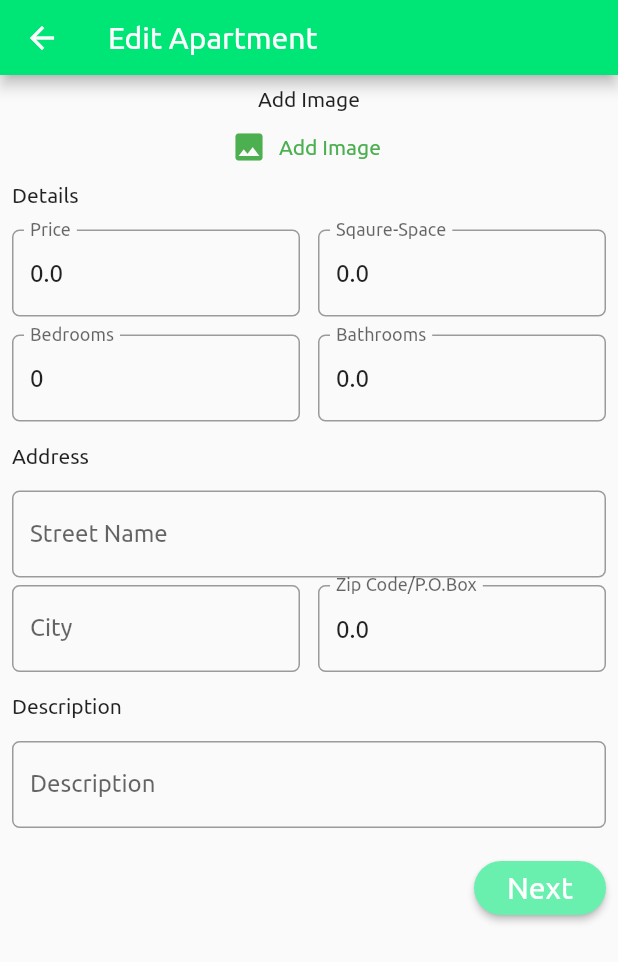
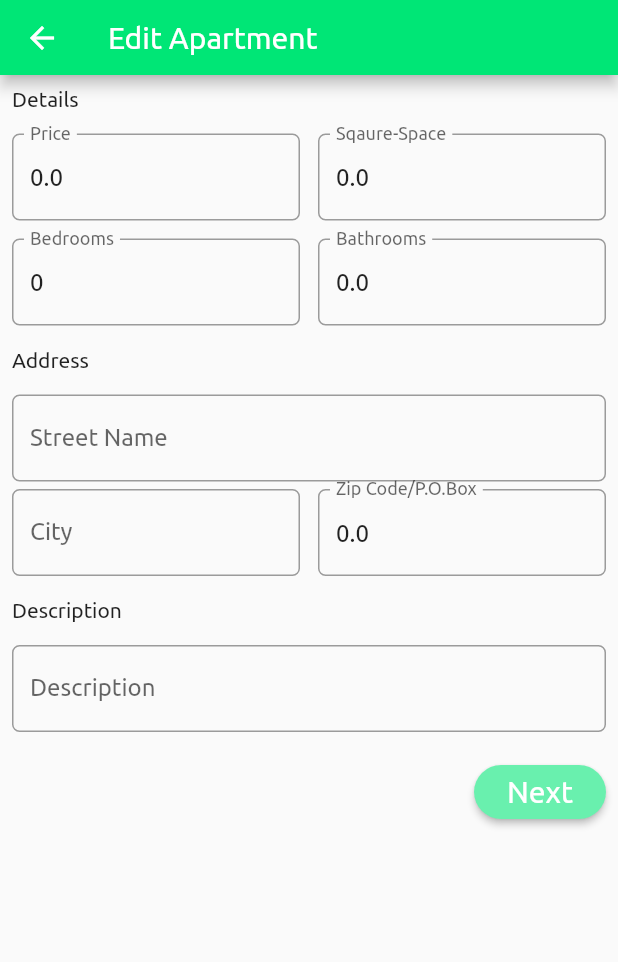
Before and after one commit to Anupdavda/uhuru, a Flutter app: the AddApartment screen opened directly, on a phone screen of 412 x 824 dp. Shown: the top 962 px of the screen. Run offline on Flutter 3.47's test engine with Material 2 defaults, Android fonts, the phone set to English and light mode, and no system bars; our stand-ins replace carousel_slider, cloud_firestore, firebase_auth, firebase_storage; missing offline and left inert: multi_image_picker; accounts and stored records are empty; network calls fail.

Commit message:
Commit on 11/17/2020- Adding Image List successfully

```diff
--- a/lib/model/personal_apartment.dart
+++ b/lib/model/personal_apartment.dart
@@ -8,7 +8,7 @@ class PersonalApartment with ChangeNotifier {
    String id;
    String description;
    double price;
-   String imageUrl;
+   List imageUrl = [];
    String streetName;
    int bedroom;
    double bathroom;
--- a/lib/screens/personal_detail_screen.dart
+++ b/lib/screens/personal_detail_screen.dart
@@ -194,7 +194,7 @@ class PersonalDetailScreen extends StatelessWidget {
             //       crossAxisSpacing: 20,
             //       mainAxisSpacing: 10,
             //     ),
-            //     // crossAxisCount: 2,
+            //     // crossAxisCount: 2,`
             //     // childAspectRatio: 5 / 1,
             //     // crossAxisSpacing: 80,
             //     // mainAxisSpacing: 10,
--- a/lib/widgets/personal_home/add_apartment.dart
+++ b/lib/widgets/personal_home/add_apartment.dart
@@ -3,10 +3,10 @@ import 'package:flutter/services.dart';
 import 'package:provider/provider.dart';
 import 'package:uhuru/model/personal_apartment.dart';
 import 'package:uhuru/providers/personal_apartment_list.dart';
-import 'package:image_picker/image_picker.dart';
+//import 'package:image_picker/image_picker.dart';
 import 'package:uhuru/screens/amenities_screen.dart';
 
-import 'dart:io';
+//import 'dart:io';
 
 class AddApartment extends StatefulWidget {
   final bool isUpdating;
@@ -20,9 +20,9 @@ class AddApartment extends StatefulWidget {
 }
 
 class _AddApartmentState extends State<AddApartment> {
- File _apartmentImage;
+ //File _apartmentImage;
   PersonalApartment _currentApartment;
-  String _imageUrl;
+ // String _imageUrl;
 
   final _form = GlobalKey<FormState>();
   final _areaFocusNode = FocusNode();
@@ -49,76 +49,76 @@ class _AddApartmentState extends State<AddApartment> {
       _currentApartment.bedroom = 0;
       _currentApartment.zipcode = 0.0;
     }
-    _imageUrl = _currentApartment.imageUrl;
+    //_imageUrl = _currentApartment.imageUrl;
   }
 
-  _getLocalImage() async {
-    final picker = ImagePicker();
-    final pickedImage = await picker.getImage(
-      source: ImageSource.camera,
-      imageQuality: 50,
-    );
-    final pickedImageFile = File(pickedImage.path);
-    setState(() {
-      _apartmentImage = pickedImageFile;
-    });
-  }
+  // _getLocalImage() async {
+  //   final picker = ImagePicker();
+  //   final pickedImage = await picker.getImage(
+  //     source: ImageSource.camera,
+  //     imageQuality: 50,
+  //   );
+  //   final pickedImageFile = File(pickedImage.path);
+  //   setState(() {
+  //     _apartmentImage = pickedImageFile;
+  //   });
+  // }
 
-  _showImage() {
-    if (_apartmentImage != null) {
-      print('showing image from local camera');
-      return Column(
-        children: [
-          Container(
-            width: 150,
-            height: 100,
-            decoration: BoxDecoration(
-              border: Border.all(width: 1, color: Colors.grey),
-            ),
-            child: Image.file(_apartmentImage),
-          ),
-          FlatButton.icon(
-            onPressed: _getLocalImage,
-            icon: Icon(Icons.image),
-            label: Text('Add Image'),
-            textColor: Theme.of(context).primaryColor,
-          ),
-        ],
-      );
-    } else if (_imageUrl != null) {
-      print('showing image from url');
-      return Column(
-        children: [
-          Container(
-            width: 150,
-            height: 100,
-            decoration: BoxDecoration(
-              border: Border.all(width: 1, color: Colors.grey),
-            ),
-            child: Image.network(_imageUrl),
-          ),
-          FlatButton.icon(
-            onPressed: _getLocalImage,
-            icon: Icon(Icons.image),
-            label: Text('Edit Image'),
-            textColor: Theme.of(context).primaryColor,
-          ),
-        ],
-      );
-    } else if (_apartmentImage == null && _imageUrl == null) {
-      return Column(
-        children: [
-          Center(child: Text('Add Image')),
-          FlatButton.icon(
-            onPressed: _getLocalImage,
-            icon: Icon(Icons.image),
-            label: Text('Add Image'),
-            textColor: Theme.of(context).primaryColor,
-          ),
-        ],
-      );
-    }
-  }
+  // _showImage() {
+  //   if (_apartmentImage != null) {
+  //     print('showing image from local camera');
+  //     return Column(
+  //       children: [
+  //         Container(
+  //           width: 150,
+  //           height: 100,
+  //           decoration: BoxDecoration(
+  //             border: Border.all(width: 1, color: Colors.grey),
+  //           ),
+  //           child: Image.file(_apartmentImage),
+  //         ),
+  //         FlatButton.icon(
+  //           onPressed: _getLocalImage,
+  //           icon: Icon(Icons.image),
+  //           label: Text('Add Image'),
+  //           textColor: Theme.of(context).primaryColor,
+  //         ),
+  //       ],
+  //     );
+  //   } else if (_imageUrl != null) {
+  //     print('showing image from url');
+  //     return Column(
+  //       children: [
+  //         Container(
+  //           width: 150,
+  //           height: 100,
+  //           decoration: BoxDecoration(
+  //             border: Border.all(width: 1, color: Colors.grey),
+  //           ),
+  //           child: Image.network(_imageUrl),
+  //         ),
+  //         FlatButton.icon(
+  //           onPressed: _getLocalImage,
+  //           icon: Icon(Icons.image),
+  //           label: Text('Edit Image'),
+  //           textColor: Theme.of(context).primaryColor,
+  //         ),
+  //       ],
+  //     );
+  //   } else if (_apartmentImage == null && _imageUrl == null) {
+  //     return Column(
+  //       children: [
+  //         Center(child: Text('Add Image')),
+  //         FlatButton.icon(
+  //           onPressed: _getLocalImage,
+  //           icon: Icon(Icons.image),
+  //           label: Text('Add Image'),
+  //           textColor: Theme.of(context).primaryColor,
+  //         ),
+  //       ],
+  //     );
+  //   }
+  // }
 
   Future<void> _saveForm() async {
     final isValid = _form.currentState.validate();
@@ -129,7 +129,7 @@ class _AddApartmentState extends State<AddApartment> {
         MaterialPageRoute(
           builder: (context) => AmenitiesScreen(
             _currentApartment,
-           _apartmentImage,
+         //  _apartmentImage,
             isUpdating: false,
           ),
         ),
@@ -146,7 +146,7 @@ class _AddApartmentState extends State<AddApartment> {
         MaterialPageRoute(
           builder: (context) => AmenitiesScreen(
             _currentApartment,
-            _apartmentImage,
+          //  _apartmentImage,
             isUpdating: true,
           ),
         ),
@@ -411,7 +411,7 @@ class _AddApartmentState extends State<AddApartment> {
             child: Column(
               children: <Widget>[
                 // UserImagePicker(_pickedImage),
-                _showImage(),
+                //_showImage(),
                 Container(
                   alignment: Alignment.topLeft,
                   child: Text("Details", textAlign: TextAlign.left),
--- a/lib/widgets/personal_home/personal_apartment_item.dart
+++ b/lib/widgets/personal_home/personal_apartment_item.dart
@@ -55,7 +55,7 @@ class _PersonalApartmentItemState extends State<PersonalApartmentItem> {
                 itemBuilder: (ctx, i) => ChangeNotifierProvider.value(
                     value: personalApartments[i],
                     child: ListTile(
-                    leading: Image.network(personalApartments[i].imageUrl),
+                    leading: Image.network(personalApartments[i].imageUrl[0]),
                       trailing: IconButton(
                           icon: Icon(Icons.delete, color: Colors.redAccent),
                           onPressed: () async {}),
```
Also changed, not shown: lib/helper/apartment_api.dart (+36 -11 lines), lib/screens/add_images.dart (+183 -133 lines), lib/screens/amenities_screen.dart (+29 -19 lines), 1 other file.
